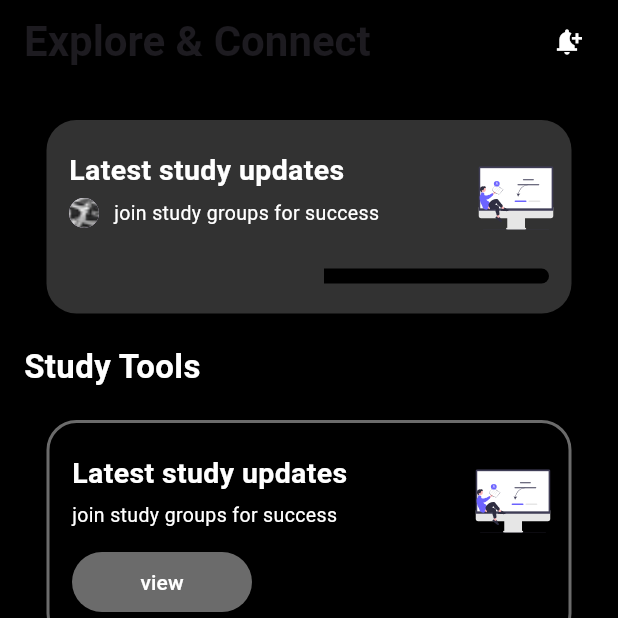
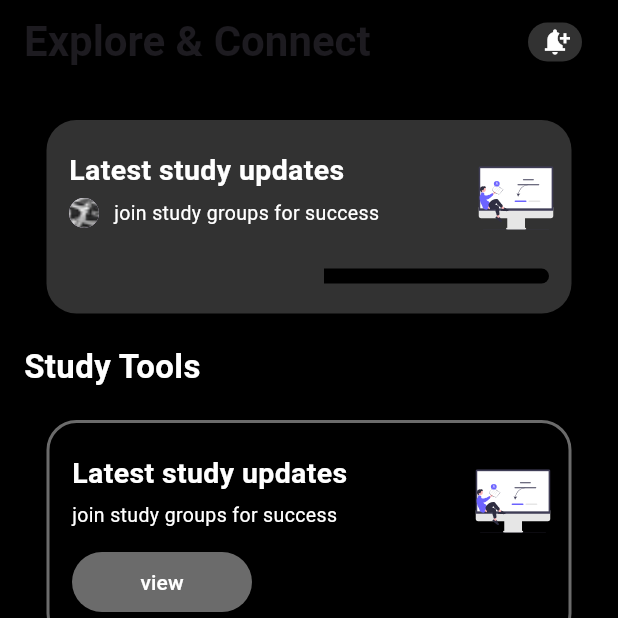
Before and after one commit to SajalSatsangi/Seekho_Buddy2, a Flutter app: the Home screen opened directly, on a phone screen of 412 x 824 dp, the top half of it. Run offline on Flutter 3.47's test engine with Material 3 defaults, Android fonts, the light colour scheme and no system bars; our stand-ins replace animated_splash_screen, cloud_firestore, firebase_auth, firebase_core, flutter_svg, page_transition; accounts and stored records are empty.

Commit message:
notification button update

```diff
--- a/lib/home.dart
+++ b/lib/home.dart
@@ -67,11 +67,24 @@ class _HomeState extends State<Home> {
                   ),
                   child: Row(
                     children: <Widget>[
-                      Icon(
-                        Icons.notification_add,
-                        color: Colors.white,
-                        size: 20,
-                      ),
+                      Container(
+                        padding: EdgeInsets.only(
+                            left: 8, right: 8, top: 2, bottom: 2),
+                        height: 30,
+                        decoration: BoxDecoration(
+                          borderRadius: BorderRadius.circular(30),
+                          color: Color(0xFF323232),
+                        ),
+                        child: Row(
+                          children: <Widget>[
+                            Icon(
+                              Icons.notification_add,
+                              color: Colors.white,
+                              size: 20,
+                            ),
+                          ],
+                        ),
+                      )
                     ],
                   ),
                 ),
```
